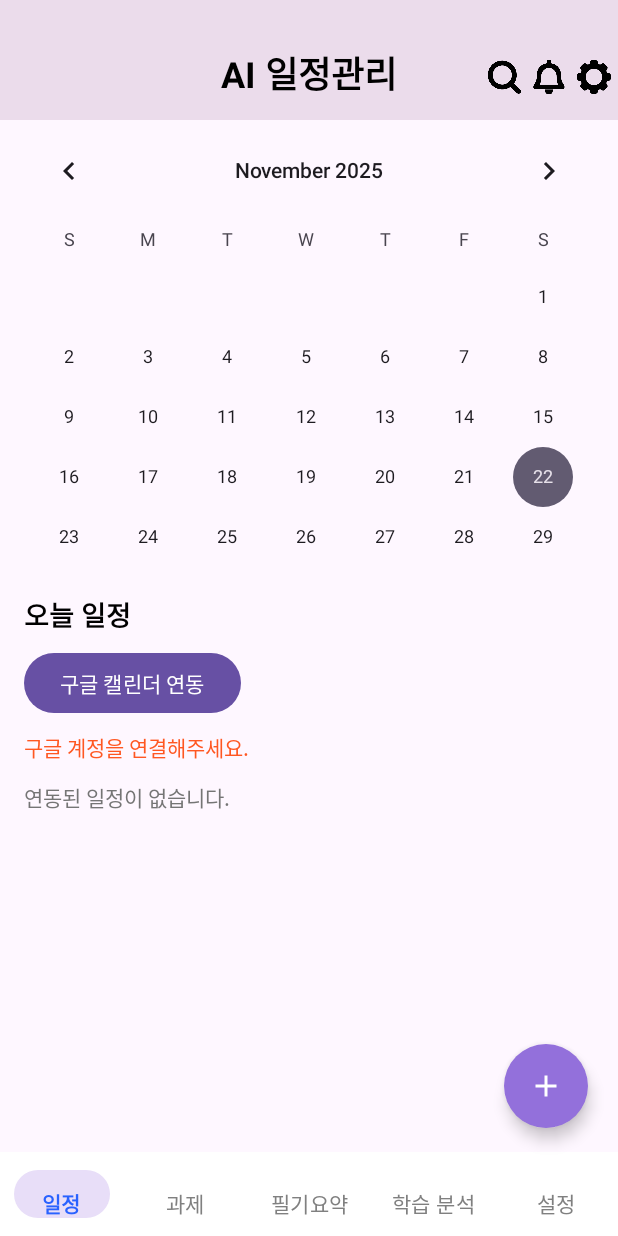
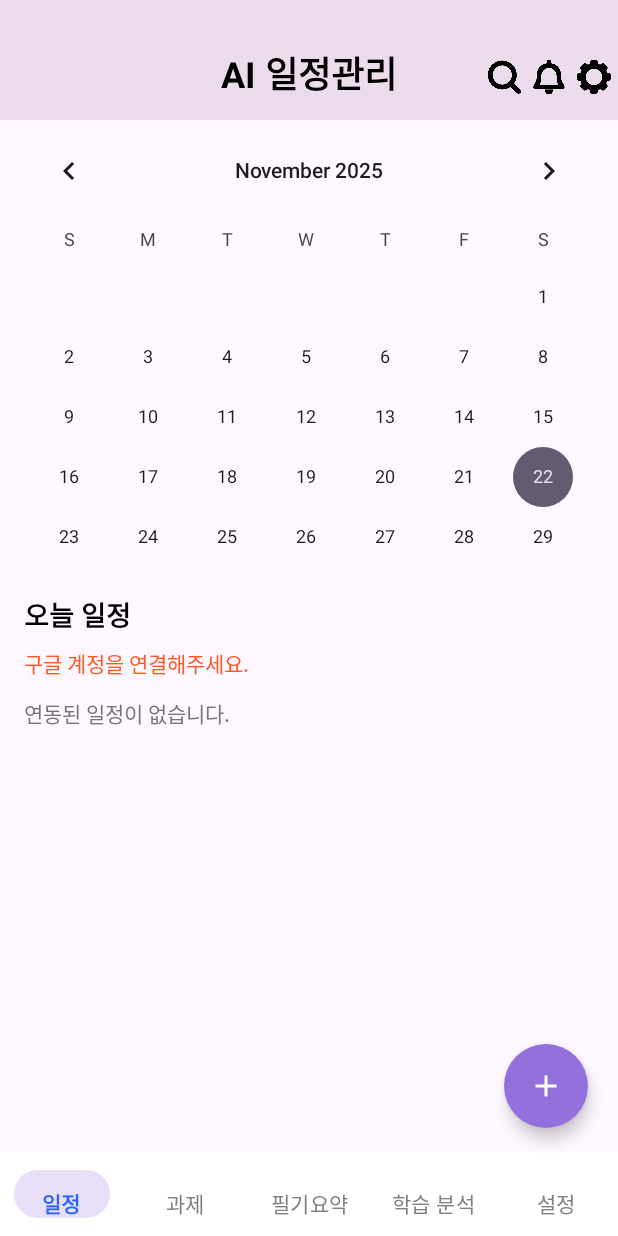
Before and after one commit to yimsohuyn/capstone103, an Android app built with Jetpack Compose: the MainActivity screen opened directly, with no data from a screen before it, on a phone screen of 412 x 824 dp. Run offline under Robolectric (Android 15) with nearby library versions, the phone set to English and light mode, and no system bars; libraries missing offline, so code that uses them is left out: com.google.api.client, com.google.api.services; 2 statements that could not run were skipped.

Commit message:
일정추가+로그인연동 3차

```diff
--- a/app/src/main/java/com/example/myapplication/MainActivity.kt
+++ b/app/src/main/java/com/example/myapplication/MainActivity.kt
@@ -34,12 +34,13 @@ import java.text.SimpleDateFormat
 import java.util.Calendar as JavaCalendar
 import java.util.Locale
 import com.google.api.services.calendar.model.EventDateTime
+import kotlin.collections.orEmpty
 
 data class Schedule(val title: String, val time: String? = "시간 미지정")
 
 class MainActivity : AppCompatActivity() {
     private lateinit var googleSignInClient: GoogleSignInClient
-    private lateinit var syncCalendarButton: MaterialButton
+    //private lateinit var syncCalendarButton: MaterialButton
     private lateinit var calendarStatusText: TextView
     private lateinit var calendarEventsContainer: LinearLayout
     private lateinit var calendarView: CalendarView
@@ -51,6 +52,12 @@ class MainActivity : AppCompatActivity() {
     // 앱 내부에서 추가한 일정들(구글과 상관없는 로컬 일정)
     private val schedulesByDate = mutableMapOf<Long, MutableList<Schedule>>()
 
+    private val detailLauncher =
+        registerForActivityResult(ActivityResultContracts.StartActivityForResult()) { result ->
+            if (result.resultCode == RESULT_OK) {
+                fetchEventsForSelectedDay()
+            }
+        }
 
     // ✅ Google 로그인 결과 처리
     private val signInLauncher =
@@ -79,6 +86,8 @@ class MainActivity : AppCompatActivity() {
             }
         }
 
+
+
     private fun navigateToMainPage() {
         val intent = Intent(this, MainActivity::class.java)
         intent.flags = Intent.FLAG_ACTIVITY_NEW_TASK or Intent.FLAG_ACTIVITY_CLEAR_TASK
@@ -102,7 +111,7 @@ class MainActivity : AppCompatActivity() {
 
         // 뷰 초기화
         calendarView = findViewById(R.id.calendarView)
-        syncCalendarButton = findViewById(R.id.syncCalendarButton)
+        //syncCalendarButton = findViewById(R.id.syncCalendarButton)
         calendarStatusText = findViewById(R.id.calendarStatusText)
         calendarEventsContainer = findViewById(R.id.calendarEventsContainer)
 
@@ -125,7 +134,6 @@ class MainActivity : AppCompatActivity() {
         findViewById<FloatingActionButton>(R.id.fabAdd).setOnClickListener {
             showScheduleBottomSheet()
         }
-
     }
 
     // ✅ Google 로그인 옵션 설정 (Calendar 전체 권한)
@@ -159,17 +167,17 @@ class MainActivity : AppCompatActivity() {
             fetchEventsForSelectedDay()                 // 구글 일정
         }
 
-        syncCalendarButton.setOnClickListener {
-            googleSignInClient.signOut().addOnCompleteListener {
-                signInLauncher.launch(googleSignInClient.signInIntent)
-                showStatus("로그인 화면을 표시합니다.")
-            }
-        }
+//        syncCalendarButton.setOnClickListener {
+//            googleSignInClient.signOut().addOnCompleteListener {
+//                signInLauncher.launch(googleSignInClient.signInIntent)
+//                showStatus("로그인 화면을 표시합니다.")
+//            }
+//        }
     }
 
     private fun onAccountSignedIn(account: GoogleSignInAccount) {
         calendarService = buildCalendarService(account)
-        syncCalendarButton.text = "일정 새로고침"
+    //    syncCalendarButton.text = "일정 새로고침"
         showStatus("연결됨: ${account.email ?: account.displayName ?: "Google 계정"}")
         fetchEventsForSelectedDay()
     }
@@ -302,7 +310,7 @@ class MainActivity : AppCompatActivity() {
                 putExtra("startMillis", start)
                 putExtra("endMillis", end)
             }
-            startActivity(intent)
+            detailLauncher.launch(intent)
         }
 
         return container
--- a/app/src/main/res/layout/activity_main.xml
+++ b/app/src/main/res/layout/activity_main.xml
@@ -92,13 +92,13 @@
             android:textSize="18sp"
             android:textStyle="bold" />
 
-        <com.google.android.material.button.MaterialButton
-            android:id="@+id/syncCalendarButton"
-            style="@style/Widget.Material3.Button"
-            android:layout_width="wrap_content"
-            android:layout_height="wrap_content"
-            android:layout_marginBottom="8dp"
-            android:text="구글 캘린더 연동" />
+<!--        <com.google.android.material.button.MaterialButton-->
+<!--            android:id="@+id/syncCalendarButton"-->
+<!--            style="@style/Widget.Material3.Button"-->
+<!--            android:layout_width="wrap_content"-->
+<!--            android:layout_height="wrap_content"-->
+<!--            android:layout_marginBottom="8dp"-->
+<!--            android:text="구글 캘린더 연동" />-->
 
         <TextView
             android:id="@+id/calendarStatusText"
```
Also changed, not shown: app/src/main/java/com/example/myapplication/EventDetailActivity.kt (+31 -1 lines).
